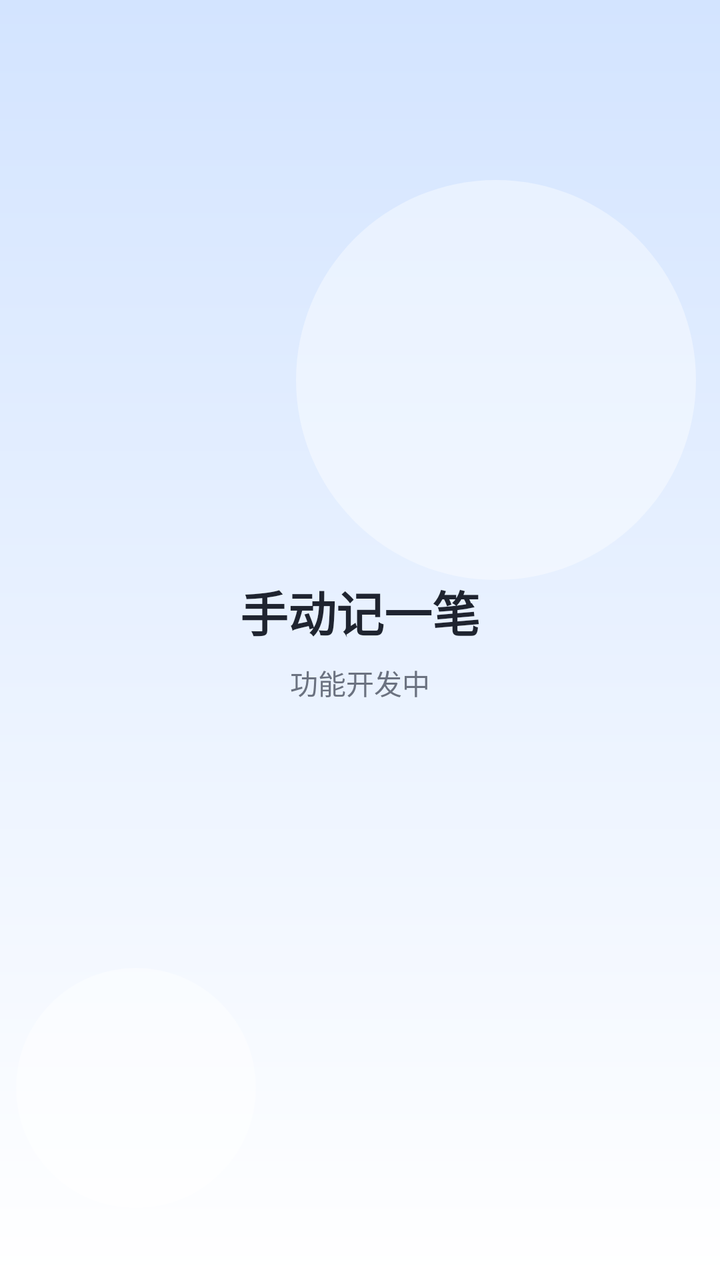
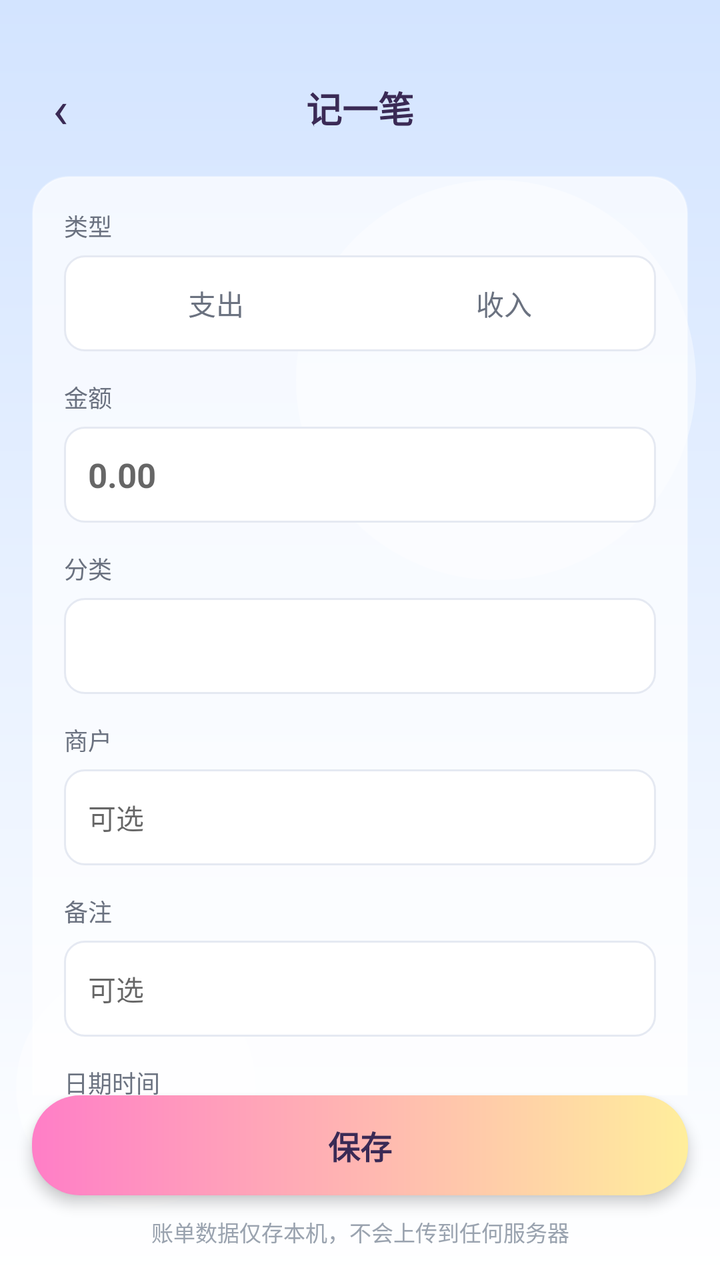

An Android layout rendered at two revisions. The XML below is the earlier revision; the diff shows what the commit changed to produce the second picture.
<!-- AndroidManifest.xml: application theme Theme.StudentBill -->
<!-- res/layout/activity_add_bill.xml -->
<?xml version="1.0" encoding="utf-8"?>
<LinearLayout xmlns:android="http://schemas.android.com/apk/res/android"
    android:layout_width="match_parent"
    android:layout_height="match_parent"
    android:background="@drawable/bg_page_gradient"
    android:gravity="center"
    android:orientation="vertical"
    android:padding="@dimen/page_padding">

    <TextView
        android:layout_width="wrap_content"
        android:layout_height="wrap_content"
        android:text="@string/add_bill_title"
        android:textColor="@color/text_primary"
        android:textSize="@dimen/text_title"
        android:textStyle="bold" />

    <TextView
        android:layout_width="wrap_content"
        android:layout_height="wrap_content"
        android:layout_marginTop="@dimen/space_sm"
        android:text="@string/placeholder_developing"
        android:textColor="@color/text_secondary"
        android:textSize="@dimen/text_body" />

</LinearLayout>
<!-- resources referenced by this layout -->
<resources>
  <color name="text_primary">#1F2430</color>
  <color name="text_secondary">#6B7280</color>
  <dimen name="page_padding">16dp</dimen>
  <dimen name="space_sm">8dp</dimen>
  <dimen name="text_body">14sp</dimen>
  <dimen name="text_title">24sp</dimen>
  <string name="add_bill_title">手动记一笔</string>
  <string name="placeholder_developing">功能开发中</string>
  <style name="Theme.StudentBill" parent="Theme.AppCompat.Light.NoActionBar">
          <item name="colorPrimary">@color/color_primary</item>
          <item name="colorPrimaryDark">@color/color_primary_dark</item>
          <item name="colorAccent">@color/color_primary</item>
          <item name="android:windowLightStatusBar">true</item>
          <item name="android:statusBarColor">@color/page_blue</item>
          <item name="android:navigationBarColor">@color/bg_card</item>
          <item name="android:windowBackground">@drawable/bg_page_gradient</item>
          <item name="android:textColorPrimary">@color/text_primary</item>
          <item name="android:textColorSecondary">@color/text_secondary</item>
      </style>
  <color name="bg_card">#FFFFFF</color>
  <color name="page_blue">#D3E4FF</color>
  <color name="page_bubble">#66FFFFFF</color>
  <color name="color_primary">#2F6FED</color>
  <color name="color_primary_dark">#1E4FBD</color>
  <!-- unchanged entries left out for length: 1 -->
</resources>

<!-- the commit's change to res/layout/activity_add_bill.xml (unified diff, before → after) -->
@@ -3,24 +3,285 @@
     android:layout_width="match_parent"
     android:layout_height="match_parent"
     android:background="@drawable/bg_page_gradient"
-    android:gravity="center"
-    android:orientation="vertical"
-    android:padding="@dimen/page_padding">
+    android:orientation="vertical">
+
+    
+    <LinearLayout
+        android:layout_width="match_parent"
+        android:layout_height="wrap_content"
+        android:gravity="center_vertical"
+        android:orientation="horizontal"
+        android:paddingStart="8dp"
+        android:paddingTop="32dp"
+        android:paddingEnd="8dp"
+        android:paddingBottom="8dp">
+
+        <TextView
+            android:id="@+id/btnBack"
+            android:layout_width="44dp"
+            android:layout_height="44dp"
+            android:background="?attr/selectableItemBackgroundBorderless"
+            android:clickable="true"
+            android:contentDescription="@string/chat_back"
+            android:focusable="true"
+            android:gravity="center"
+            android:text="@string/chat_back"
+            android:textColor="@color/candy_ink"
+            android:textSize="26sp" />
+
+        <TextView
+            android:id="@+id/tvTitle"
+            android:layout_width="0dp"
+            android:layout_height="wrap_content"
+            android:layout_weight="1"
+            android:gravity="center"
+            android:text="@string/add_bill_title"
+            android:textColor="@color/candy_ink"
+            android:textSize="18sp"
+            android:textStyle="bold" />
+
+        <View
+            android:layout_width="44dp"
+            android:layout_height="44dp" />
+
+    </LinearLayout>
+
+    <ScrollView
+        android:layout_width="match_parent"
+        android:layout_height="0dp"
+        android:layout_weight="1"
+        android:fillViewport="true"
+        android:scrollbars="none">
+
+        <LinearLayout
+            android:layout_width="match_parent"
+            android:layout_height="wrap_content"
+            android:paddingStart="16dp"
+            android:paddingTop="4dp"
+            android:paddingEnd="16dp"
+            android:paddingBottom="16dp">
+
+            <LinearLayout
+                android:layout_width="match_parent"
+                android:layout_height="wrap_content"
+                android:background="@drawable/bg_candy_glass"
+                android:orientation="vertical"
+                android:padding="16dp">
+
+                <TextView
+                    android:layout_width="wrap_content"
+                    android:layout_height="wrap_content"
+                    android:text="@string/edit_bill_type_label"
+                    android:textColor="@color/text_secondary"
+                    android:textSize="12sp" />
+
+                <LinearLayout
+                    android:layout_width="match_parent"
+                    android:layout_height="wrap_content"
+                    android:layout_marginTop="6dp"
+                    android:background="@drawable/bg_input"
+                    android:orientation="horizontal"
+                    android:padding="4dp">
+
+                    <TextView
+                        android:id="@+id/tvTypeExpense"
+                        android:layout_width="0dp"
+                        android:layout_height="40dp"
+                        android:layout_weight="1"
+                        android:clickable="true"
+                        android:focusable="true"
+                        android:gravity="center"
+                        android:text="@string/bill_type_expense"
+                        android:textColor="@color/text_secondary"
+                        android:textSize="14sp" />
+
+                    <TextView
+                        android:id="@+id/tvTypeIncome"
+                        android:layout_width="0dp"
+                        android:layout_height="40dp"
+                        android:layout_weight="1"
+                        android:clickable="true"
+                        android:focusable="true"
+                        android:gravity="center"
+                        android:text="@string/bill_type_income"
+                        android:textColor="@color/text_secondary"
+                        android:textSize="14sp" />
+
+                </LinearLayout>
+
+                <TextView
+                    android:layout_width="wrap_content"
+                    android:layout_height="wrap_content"
+                    android:layout_marginTop="14dp"
+                    android:text="@string/edit_bill_amount_label"
+                    android:textColor="@color/text_secondary"
+                    android:textSize="12sp" />
+
+                <EditText
+                    android:id="@+id/etAmount"
+                    android:layout_width="match_parent"
+                    android:layout_height="48dp"
+                    android:layout_marginTop="6dp"
+                    android:background="@drawable/bg_input"
+                    android:hint="@string/edit_bill_amount_hint"
+                    android:inputType="numberDecimal"
+                    android:maxLength="10"
+                    android:paddingStart="12dp"
+                    android:paddingEnd="12dp"
+                    android:singleLine="true"
+                    android:textColor="@color/candy_ink"
+                    android:textSize="17sp"
+                    android:textStyle="bold" />
+
+                <TextView
+                    android:layout_width="wrap_content"
+                    android:layout_height="wrap_content"
+                    android:layout_marginTop="14dp"
+                    android:text="@string/edit_bill_category_label"
+                    android:textColor="@color/text_secondary"
+                    android:textSize="12sp" />
+
+                <FrameLayout
+                    android:layout_width="match_parent"
+                    android:layout_height="48dp"
+                    android:layout_marginTop="6dp"
+                    android:background="@drawable/bg_input">
+
+                    <Spinner
+                        android:id="@+id/spinnerCategory"
+                        android:layout_width="match_parent"
+                        android:layout_height="match_parent"
+                        android:background="@null"
+                        android:paddingStart="12dp"
+                        android:paddingEnd="8dp"
+                        android:spinnerMode="dropdown" />
+
+                </FrameLayout>
+
+                <TextView
+                    android:layout_width="wrap_content"
+                    android:layout_height="wrap_content"
+                    android:layout_marginTop="14dp"
+                    android:text="@string/edit_bill_merchant_label"
+                    android:textColor="@color/text_secondary"
+                    android:textSize="12sp" />
+
+                <EditText
+                    android:id="@+id/etMerchant"
+                    android:layout_width="match_parent"
+                    android:layout_height="48dp"
+                    android:layout_marginTop="6dp"
+                    android:background="@drawable/bg_input"
+                    android:hint="@string/edit_bill_optional_hint"
+                    android:inputType="text"
+                    android:maxLength="40"
+                    android:paddingStart="12dp"
+                    android:paddingEnd="12dp"
+                    android:singleLine="true"
+                    android:textColor="@color/candy_ink"
+                    android:textSize="14sp" />
+
+                <TextView
+                    android:layout_width="wrap_content"
+                    android:layout_height="wrap_content"
+                    android:layout_marginTop="14dp"
+                    android:text="@string/edit_bill_remark_label"
+                    android:textColor="@color/text_secondary"
+                    android:textSize="12sp" />
+
+                <EditText
+                    android:id="@+id/etRemark"
+                    android:layout_width="match_parent"
+                    android:layout_height="48dp"
+                    android:layout_marginTop="6dp"
+                    android:background="@drawable/bg_input"
+                    android:hint="@string/edit_bill_optional_hint"
+                    android:inputType="text"
+                    android:maxLength="60"
+                    android:paddingStart="12dp"
+                    android:paddingEnd="12dp"
+                    android:singleLine="true"
+                    android:textColor="@color/candy_ink"
+                    android:textSize="14sp" />
+
+                <TextView
+                    android:layout_width="wrap_content"
+                    android:layout_height="wrap_content"
+                    android:layout_marginTop="14dp"
+                    android:text="@string/edit_bill_datetime_label"
+                    android:textColor="@color/text_secondary"
+                    android:textSize="12sp" />
+
+                <LinearLayout
+                    android:layout_width="match_parent"
+                    android:layout_height="wrap_content"
+                    android:layout_marginTop="6dp"
+                    android:orientation="horizontal">
+
+                    <TextView
+                        android:id="@+id/tvDate"
+                        android:layout_width="0dp"
+                        android:layout_height="48dp"
+                        android:layout_weight="1"
+                        android:background="@drawable/bg_input"
+                        android:clickable="true"
+                        android:focusable="true"
+                        android:gravity="center_vertical"
+                        android:paddingStart="12dp"
+                        android:paddingEnd="12dp"
+                        android:textColor="@color/candy_ink"
+                        android:textSize="14sp" />
+
+                    <TextView
+                        android:id="@+id/tvTime"
+                        android:layout_width="0dp"
+                        android:layout_height="48dp"
+                        android:layout_marginStart="10dp"
+                        android:layout_weight="1"
+                        android:background="@drawable/bg_input"
+                        android:clickable="true"
+                        android:focusable="true"
+                        android:gravity="center_vertical"
+                        android:paddingStart="12dp"
+                        android:paddingEnd="12dp"
+                        android:textColor="@color/candy_ink"
+                        android:textSize="14sp" />
+
+                </LinearLayout>
+
+            </LinearLayout>
+
+        </LinearLayout>
+
+    </ScrollView>
 
     <TextView
-        android:layout_width="wrap_content"
+        android:id="@+id/btnSave"
+        android:layout_width="match_parent"
+        android:layout_height="50dp"
+        android:layout_marginStart="16dp"
+        android:layout_marginEnd="16dp"
+        android:background="@drawable/bg_button_candy"
+        android:clickable="true"
+        android:elevation="4dp"
+        android:focusable="true"
+        android:gravity="center"
+        android:text="@string/btn_save"
+        android:textColor="@color/candy_ink"
+        android:textSize="16sp"
+        android:textStyle="bold" />
+
+    <TextView
+        android:id="@+id/tvPrivacyTip"
+        android:layout_width="match_parent"
         android:layout_height="wrap_content"
-        android:text="@string/add_bill_title"
-        android:textColor="@color/text_primary"
-        android:textSize="@dimen/text_title"
-        android:textStyle="bold" />
-
-    <TextView
-        android:layout_width="wrap_content"
-        android:layout_height="wrap_content"
-        android:layout_marginTop="@dimen/space_sm"
-        android:text="@string/placeholder_developing"
-        android:textColor="@color/text_secondary"
-        android:textSize="@dimen/text_body" />
+        android:paddingStart="16dp"
+        android:paddingTop="10dp"
+        android:paddingEnd="16dp"
+        android:paddingBottom="16dp"
+        android:gravity="center"
+        android:text="@string/edit_privacy_tip"
+        android:textColor="@color/text_hint"
+        android:textSize="11sp" />
 
 </LinearLayout>
<!-- resource entries referenced after the edit -->
@@ -1,13 +1,53 @@
 <!-- resources referenced by this layout -->
 <resources>
+  <color name="candy_ink">#3A2A55</color>
+  <color name="text_hint">#9AA3AF</color>
   <color name="text_primary">#1F2430</color>
   <color name="text_secondary">#6B7280</color>
-  <dimen name="page_padding">16dp</dimen>
-  <dimen name="space_sm">8dp</dimen>
-  <dimen name="text_body">14sp</dimen>
-  <dimen name="text_title">24sp</dimen>
-  <string name="add_bill_title">手动记一笔</string>
-  <string name="placeholder_developing">功能开发中</string>
+  <!-- drawable bg_button_candy (drawable) -->
+  <?xml version="1.0" encoding="utf-8"?>
+  <shape xmlns:android="http://schemas.android.com/apk/res/android"
+      android:shape="rectangle">
+      <gradient
+          android:angle="0"
+          android:endColor="@color/candy_lemon"
+          android:startColor="@color/candy_pink" />
+      <corners android:radius="24dp" />
+  </shape>
+  <!-- drawable bg_candy_glass (drawable) -->
+  <?xml version="1.0" encoding="utf-8"?>
+  <shape xmlns:android="http://schemas.android.com/apk/res/android"
+      android:shape="rectangle">
+      <solid android:color="@color/candy_glass" />
+      <corners android:radius="18dp" />
+      <stroke
+          android:width="1dp"
+          android:color="@color/candy_line" />
+  </shape>
+  <!-- drawable bg_input (drawable) -->
+  <?xml version="1.0" encoding="utf-8"?>
+  <shape xmlns:android="http://schemas.android.com/apk/res/android"
+      android:shape="rectangle">
+      <solid android:color="@color/bg_card" />
+      <corners android:radius="10dp" />
+      <stroke
+          android:width="1dp"
+          android:color="@color/divider" />
+  </shape>
+  <string name="add_bill_title">记一笔</string>
+  <string name="bill_type_expense">支出</string>
+  <string name="bill_type_income">收入</string>
+  <string name="btn_save">保存</string>
+  <string name="chat_back">‹</string>
+  <string name="edit_bill_amount_hint">0.00</string>
+  <string name="edit_bill_amount_label">金额</string>
+  <string name="edit_bill_category_label">分类</string>
+  <string name="edit_bill_datetime_label">日期时间</string>
+  <string name="edit_bill_merchant_label">商户</string>
+  <string name="edit_bill_optional_hint">可选</string>
+  <string name="edit_bill_remark_label">备注</string>
+  <string name="edit_bill_type_label">类型</string>
+  <string name="edit_privacy_tip">账单数据仅存本机，不会上传到任何服务器</string>
   <style name="Theme.StudentBill" parent="Theme.AppCompat.Light.NoActionBar">
           <item name="colorPrimary">@color/color_primary</item>
           <item name="colorPrimaryDark">@color/color_primary_dark</item>
@@ -19,7 +59,12 @@
           <item name="android:textColorPrimary">@color/text_primary</item>
           <item name="android:textColorSecondary">@color/text_secondary</item>
       </style>
+  <color name="candy_lemon">#FFEE9C</color>
+  <color name="candy_pink">#FF7EC7</color>
+  <color name="candy_glass">#B8FFFFFF</color>
+  <color name="candy_line">#59FFFFFF</color>
   <color name="bg_card">#FFFFFF</color>
+  <color name="divider">#E5E9F2</color>
   <color name="page_blue">#D3E4FF</color>
   <color name="page_bubble">#66FFFFFF</color>
   <color name="color_primary">#2F6FED</color>
